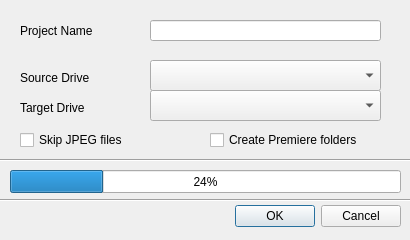
Old version of the form UI/dump_media_device.ui in the repository bhaveshnigam/CameraDump.
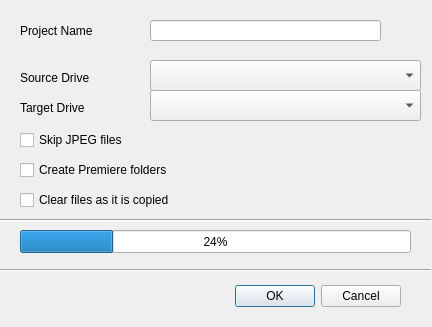
New version of the form.

What changed in the file:
```diff
--- a/UI/dump_media_device.ui
+++ b/UI/dump_media_device.ui
@@ -6,8 +6,8 @@
    <rect>
     <x>0</x>
     <y>0</y>
-    <width>410</width>
-    <height>240</height>
+    <width>432</width>
+    <height>327</height>
    </rect>
   </property>
   <property name="windowTitle">
@@ -17,7 +17,7 @@
    <property name="geometry">
     <rect>
      <x>30</x>
-     <y>200</y>
+     <y>280</y>
      <width>371</width>
      <height>32</height>
     </rect>
@@ -69,8 +69,8 @@
    <property name="geometry">
     <rect>
      <x>0</x>
-     <y>190</y>
-     <width>411</width>
+     <y>260</y>
+     <width>431</width>
      <height>20</height>
     </rect>
    </property>
@@ -82,8 +82,8 @@
    <property name="geometry">
     <rect>
      <x>0</x>
-     <y>150</y>
-     <width>411</width>
+     <y>210</y>
+     <width>431</width>
      <height>21</height>
     </rect>
    </property>
@@ -94,8 +94,8 @@
   <widget class="QProgressBar" name="progressBar">
    <property name="geometry">
     <rect>
-     <x>10</x>
-     <y>170</y>
+     <x>20</x>
+     <y>230</y>
      <width>391</width>
      <height>23</height>
     </rect>
@@ -109,7 +109,7 @@
     <rect>
      <x>150</x>
      <y>60</y>
-     <width>231</width>
+     <width>271</width>
      <height>31</height>
     </rect>
    </property>
@@ -135,7 +135,7 @@
     <rect>
      <x>150</x>
      <y>90</y>
-     <width>231</width>
+     <width>271</width>
      <height>31</height>
     </rect>
    </property>
@@ -159,9 +159,9 @@
   <widget class="QCheckBox" name="checkBox_2">
    <property name="geometry">
     <rect>
-     <x>210</x>
-     <y>130</y>
-     <width>171</width>
+     <x>20</x>
+     <y>160</y>
+     <width>251</width>
      <height>20</height>
     </rect>
    </property>
@@ -169,6 +169,19 @@
     <string>Create Premiere folders</string>
    </property>
   </widget>
+  <widget class="QCheckBox" name="checkBox_3">
+   <property name="geometry">
+    <rect>
+     <x>20</x>
+     <y>190</y>
+     <width>281</width>
+     <height>20</height>
+    </rect>
+   </property>
+   <property name="text">
+    <string>Clear files as it is copied</string>
+   </property>
+  </widget>
  </widget>
  <resources/>
  <connections>
```
